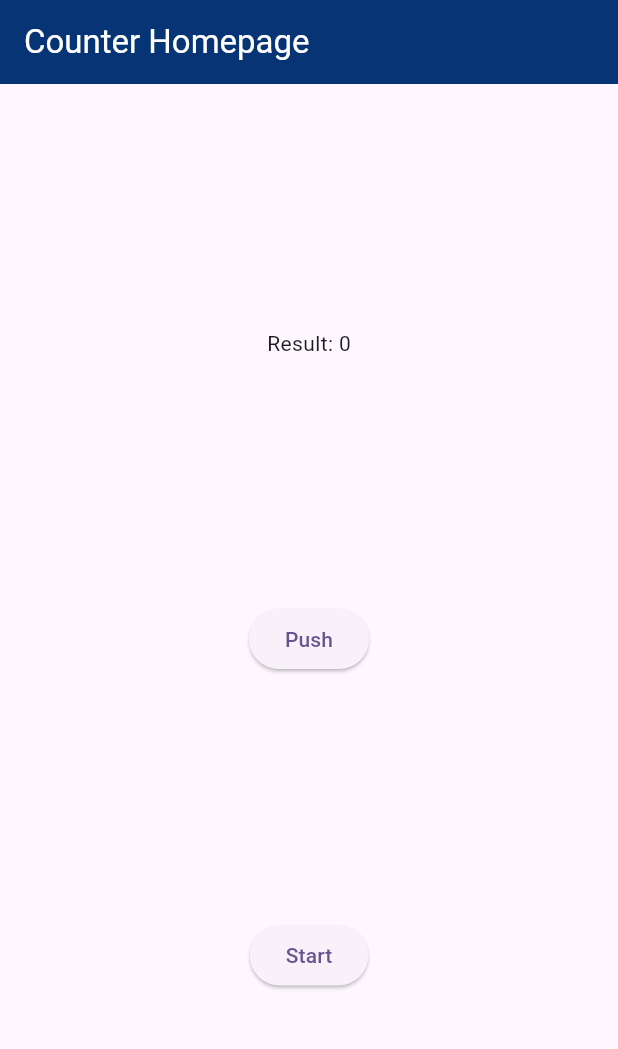
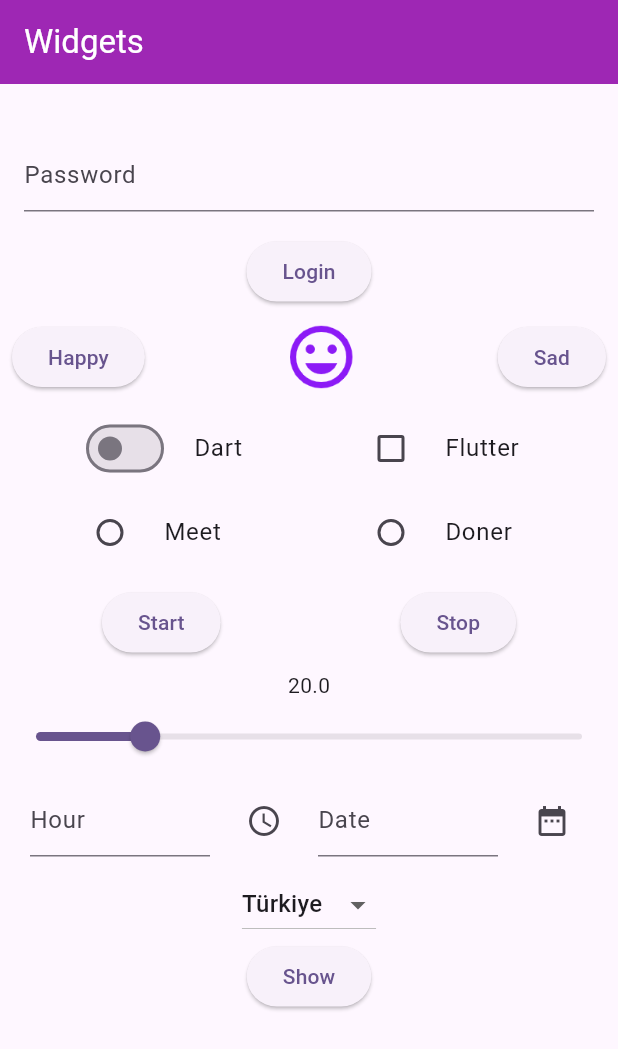
Before and after one commit to berkezkul/Flutter_Practices, a Flutter app: the screen it shows after launch, on a phone screen of 412 x 824 dp. Shown: the top 1049 px of the screen. Run offline on Flutter 3.47's test engine with Material 3 defaults, Android fonts, the phone set to English and light mode, and no system bars.

Commit message:
flutter practices

```diff
--- a/flutter_practices/lib/main.dart
+++ b/flutter_practices/lib/main.dart
@@ -1,5 +1,10 @@
 import 'package:flutter/material.dart';
+import 'package:flutter_practices/bottom_nav_usage/bottom_navigation_page.dart';
 import 'package:flutter_practices/page_transition_and_data_transfer/homepage.dart';
+//import 'package:flutter_practices/bottom_nav_usage/bottom_navigation_page.dart';
+import 'package:flutter_practices/user_interaction/user_interaction_page.dart';
+import 'package:flutter_practices/widgets_usage/widgets_homepage.dart';
+//import 'package:flutter_practices/page_transition_and_data_transfer/homepage.dart';
 
 void main() {
   runApp(const MyApp());
@@ -17,7 +22,8 @@ class MyApp extends StatelessWidget {
           colorScheme: ColorScheme.fromSeed(seedColor: Colors.deepPurple),
           useMaterial3: true,
         ),
-      home: const Homepage(),
+        home:
+            const WidgetsHomepage() //UserInteractionPage(), //const BottomNavigationPage() //const Homepage(),
         );
   }
 }
--- /dev/null
+++ b/flutter_practices/lib/widgets_usage/widgets_homepage.dart
@@ -0,0 +1,264 @@
+import 'package:flutter/material.dart';
+
+class WidgetsHomepage extends StatefulWidget {
+  const WidgetsHomepage({super.key});
+
+  @override
+  State<WidgetsHomepage> createState() => _WidgetsHomepageState();
+}
+
+class _WidgetsHomepageState extends State<WidgetsHomepage> {
+  var tfController = TextEditingController();
+  String receivedData = "";
+  String imageName = "happy.png";
+  bool switchControl = false;
+  bool checkboxControl = false;
+  int radioValue = 0;
+  bool progressControl = false;
+  double sliderValue = 20.0;
+  var tfHour = TextEditingController();
+  var tfDate = TextEditingController();
+  var countryLists = <String>[];
+  var selectedCountry = "Türkiye";
+
+  @override
+  void initState() {
+    // TODO: implement initState
+    super.initState();
+    countryLists.add("Türkiye");
+    countryLists.add("Germany");
+    countryLists.add("Spain");
+    countryLists.add("Italy");
+  }
+
+  @override
+  Widget build(BuildContext context) {
+    return Scaffold(
+      appBar: AppBar(
+        title: const Text(
+          "Widgets",
+          style: TextStyle(color: Colors.white),
+        ),
+        backgroundColor: const Color.fromARGB(255, 158, 39, 180),
+      ),
+      body: Center(
+        child: Column(
+          children: [
+            Text(receivedData),
+            Padding(
+              padding: const EdgeInsets.all(16.0),
+              child: TextField(
+                controller: tfController,
+                decoration: const InputDecoration(hintText: "Password"),
+                keyboardType: TextInputType
+                    .number, //kullanıcıya keyboardında direkt sayıları/texti/emaili vs açmak
+                obscureText: true, //şifre gibi yazdığını gizlemek için
+              ),
+            ),
+            ElevatedButton(
+                onPressed: () {
+                  setState(() {
+                    receivedData = tfController.text;
+                  });
+                },
+                child: const Text("Login")),
+            Padding(
+              padding: const EdgeInsets.all(8.0),
+              child: Row(
+                mainAxisAlignment: MainAxisAlignment.spaceEvenly,
+                children: [
+                  ElevatedButton(
+                      onPressed: () {
+                        setState(() {
+                          imageName = "happy.png";
+                        });
+                      },
+                      child: const Text("Happy")),
+                  Expanded(
+                    child: Image.asset(
+                      "images/$imageName",
+                      width: 50, // istediğiniz genişlik
+                      height: 50, // istediğiniz yükseklik
+                    ),
+                  ),
+                  ElevatedButton(
+                      onPressed: () {
+                        setState(() {
+                          imageName = "sad.png";
+                        });
+                      },
+                      child: const Text("Sad")),
+                ],
+              ),
+            ),
+            Row(
+              mainAxisAlignment: MainAxisAlignment.spaceEvenly,
+              children: [
+                SizedBox(
+                  width: 150,
+                  child: SwitchListTile(
+                      title: const Text("Dart"),
+                      controlAffinity: ListTileControlAffinity.leading,
+                      value: switchControl,
+                      onChanged: (data) {
+                        setState(() {
+                          switchControl = data;
+                        });
+                      }),
+                ),
+                SizedBox(
+                  width: 150,
+                  child: CheckboxListTile(
+                      title: const Text("Flutter"),
+                      controlAffinity: ListTileControlAffinity.leading,
+                      value: checkboxControl,
+                      onChanged: (data) {
+                        setState(() {
+                          checkboxControl = data!;
+                        });
+                      }),
+                )
+              ],
+            ),
+            Row(
+              mainAxisAlignment: MainAxisAlignment.spaceEvenly,
+              children: [
+                SizedBox(
+                  width: 150,
+                  child: RadioListTile(
+                      title: const Text(
+                        "Meet",
+                        style: TextStyle(fontSize: 16),
+                      ),
+                      value: 1,
+                      groupValue: radioValue,
+                      onChanged: (data) {
+                        setState(() {
+                          radioValue = data!;
+                        });
+                      }),
+                ),
+                SizedBox(
+                  width: 150,
+                  child: RadioListTile(
+                      title: const Text(
+                        "Doner",
+                        style: TextStyle(fontSize: 16),
+                      ),
+                      value: 2,
+                      groupValue: radioValue,
+                      onChanged: (data) {
+                        setState(() {
+                          radioValue = data!;
+                        });
+                      }),
+                ),
+              ],
+            ),
+            Padding(
+              padding: const EdgeInsets.all(8.0),
+              child: Row(
+                mainAxisAlignment: MainAxisAlignment.spaceEvenly,
+                children: [
+                  ElevatedButton(
+                      onPressed: () {
+                        setState(() {
+                          progressControl = true;
+                        });
+                      },
+                      child: const Text("Start")),
+                  Visibility(
+                      visible: progressControl,
+                      child: const CircularProgressIndicator()),
+                  ElevatedButton(
+                      onPressed: () {
+                        setState(() {
+                          progressControl = false;
+                        });
+                      },
+                      child: const Text("Stop")),
+                ],
+              ),
+            ),
+            Text(sliderValue.toString()),
+            Slider(
+                max: 100.0,
+                min: 0.0,
+                value: sliderValue,
+                onChanged: (data) {
+                  setState(() {
+                    sliderValue = data;
+                  });
+                }),
+            Padding(
+              padding: const EdgeInsets.all(8.0),
+              child: Row(
+                mainAxisAlignment: MainAxisAlignment.spaceEvenly,
+                children: [
+                  SizedBox(
+                    width: 120,
+                    child: TextField(
+                      controller: tfHour,
+                      decoration: const InputDecoration(hintText: "Hour"),
+                    ),
+                  ),
+                  IconButton(
+                      onPressed: () {
+                        showTimePicker(
+                                context: context,
+                                initialTime:
+                                    TimeOfDay.fromDateTime(DateTime.now()))
+                            .then((value) {
+                          tfHour.text = "${value!.hour}: ${value.minute}";
+                        });
+                      },
+                      icon: const Icon(Icons.access_time)),
+                  SizedBox(
+                    width: 120,
+                    child: TextField(
+                      controller: tfDate,
+                      decoration: const InputDecoration(hintText: "Date"),
+                    ),
+                  ),
+                  IconButton(
+                      onPressed: () {
+                        showDatePicker(
+                                context: context,
+                                initialDate: DateTime.now(),
+                                firstDate: DateTime(2000),
+                                lastDate: DateTime(2030))
+                            .then((value) {
+                          tfDate.text =
+                              "${value!.day}.${value.month}.${value.year}";
+                        });
+                      },
+                      icon: const Icon(Icons.date_range)),
+                ],
+              ),
+            ),
+            DropdownButton(
+                value: selectedCountry,
+                icon: const Icon(Icons.arrow_drop_down),
+                onChanged: (data) {
+                  setState(() {
+                    selectedCountry = data!;
+                  });
+                },
+                items: countryLists.map((country) {
+                  return DropdownMenuItem(value: country, child: Text(country));
+                }).toList()),
+            ElevatedButton(
+                onPressed: () {
+                  print("Switch state: $switchControl");
+                  print("Checkbox state: $checkboxControl");
+                  print("Radio state: $radioValue");
+                  print("Slider state: $sliderValue");
+                  print("Selected country: $selectedCountry");
+                },
+                child: const Text("Show")),
+          ],
+        ),
+      ),
+    );
+  }
+}
--- a/flutter_practices/pubspec.yaml
+++ b/flutter_practices/pubspec.yaml
@@ -58,6 +58,10 @@ flutter:
   # the material Icons class.
   uses-material-design: true
 
+  assets:
+
+    - images/
+
   # To add assets to your application, add an assets section, like this:
   # assets:
   #   - images/a_dot_burr.jpeg
```
Also changed, not shown: flutter_practices/lib/bottom_nav_usage/bottom_navigation_page.dart (added, +49 -0 lines), flutter_practices/lib/bottom_nav_usage/page_one.dart (added, +21 -0 lines), flutter_practices/lib/bottom_nav_usage/page_three.dart (added, +20 -0 lines), flutter_practices/lib/bottom_nav_usage/page_two.dart (added, +20 -0 lines), flutter_practices/lib/page_transition_and_data_transfer/gamingpage.dart (+11 -1 lines), flutter_practices/lib/page_transition_and_data_transfer/homepage.dart (+54 -2 lines), flutter_practices/lib/page_transition_and_data_transfer/person.dart (added, +12 -0 lines), flutter_practices/lib/user_interaction/user_interaction_page.dart (added, +135 -0 lines), flutter_practices/images/happy.png (added), flutter_practices/images/sad.png (added). Lines whose indentation alone changed are shown as unchanged.
